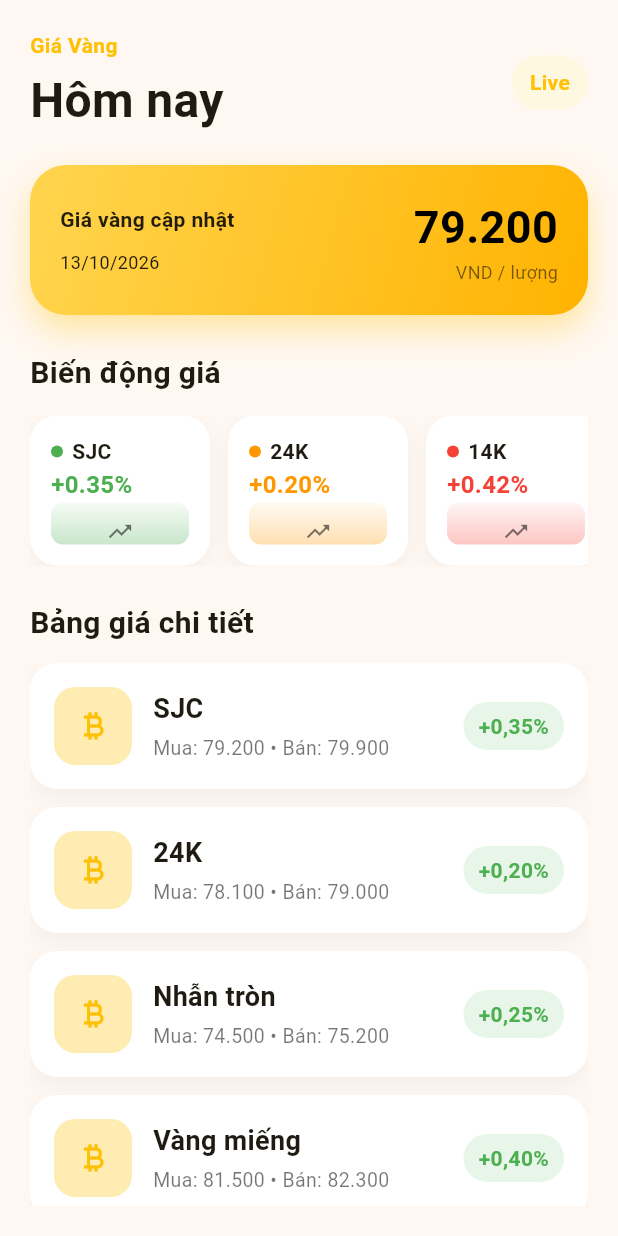
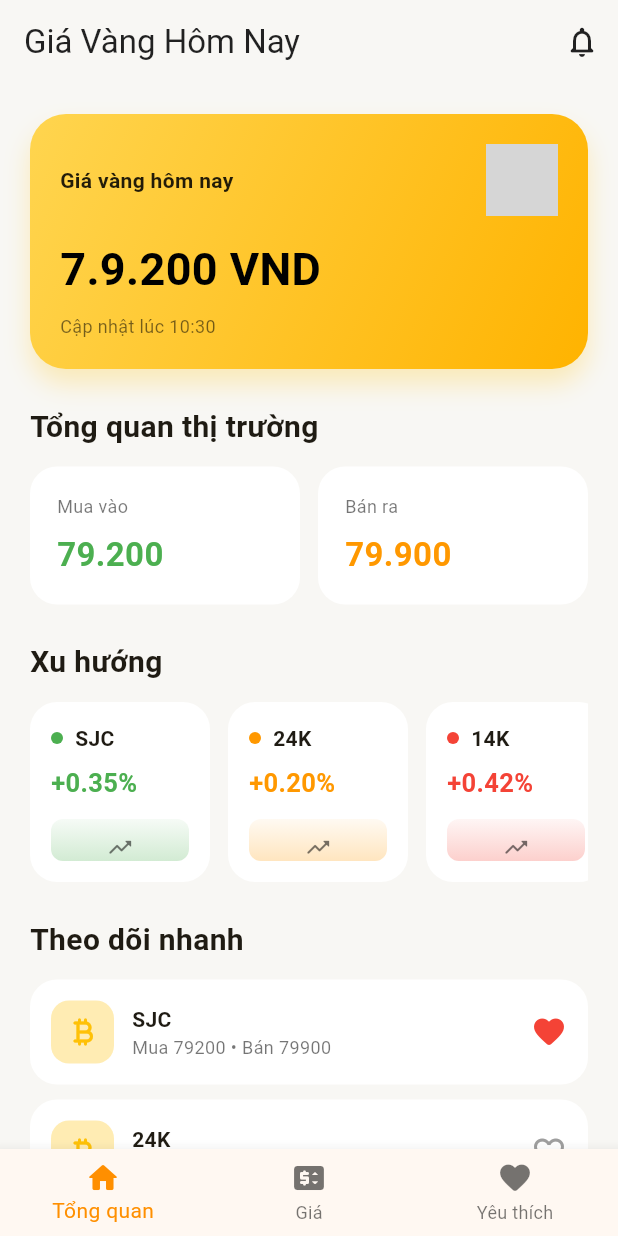
Before and after one commit to Thanhnguyen-999/giavanghomnay, a Flutter app: the screen it shows after launch, on a phone screen of 412 x 824 dp. Run offline on Flutter 3.47's test engine with Material 3 defaults, Android fonts, the phone set to English and light mode, and no system bars; statements that could not run were skipped; grey boxes are pictures that could not be loaded.

Commit message:
Upgrade the gold app into a fuller mobile app with overview, price and favorites screens

```diff
--- a/lib/main.dart
+++ b/lib/main.dart
@@ -14,14 +14,15 @@ class GoldPriceApp extends StatelessWidget {
       title: 'Giá Vàng Hôm Nay',
       theme: ThemeData(
         useMaterial3: true,
+        scaffoldBackgroundColor: const Color(0xFFF8F7F4),
         colorScheme: ColorScheme.fromSeed(
           seedColor: Colors.amber,
           brightness: Brightness.light,
         ),
         appBarTheme: const AppBarTheme(
           backgroundColor: Colors.transparent,
+          foregroundColor: Colors.black87,
           elevation: 0,
-          foregroundColor: Colors.black87,
         ),
       ),
       home: const GoldHomePage(),
@@ -29,68 +30,89 @@ class GoldPriceApp extends StatelessWidget {
   }
 }
 
-class GoldHomePage extends StatelessWidget {
+class GoldHomePage extends StatefulWidget {
   const GoldHomePage({super.key});
 
   @override
-  Widget build(BuildContext context) {
-    final today = DateTime.now();
-    final items = [
-      GoldItem(name: 'SJC', buy: '79.200', sell: '79.900', trend: '+0,35%'),
-      GoldItem(name: '24K', buy: '78.100', sell: '79.000', trend: '+0,20%'),
-      GoldItem(name: 'Nhẫn tròn', buy: '74.500', sell: '75.200', trend: '+0,25%'),
-      GoldItem(name: 'Vàng miếng', buy: '81.500', sell: '82.300', trend: '+0,40%'),
+  State<GoldHomePage> createState() => _GoldHomePageState();
+}
+
+class _GoldHomePageState extends State<GoldHomePage> {
+  final List<GoldItem> _items = [
+    GoldItem(id: 1, name: 'SJC', buy: 79200, sell: 79900, trend: 0.35, unit: 'lượng'),
+    GoldItem(id: 2, name: '24K', buy: 78100, sell: 79000, trend: 0.2, unit: 'lượng'),
+    GoldItem(id: 3, name: '14K', buy: 67200, sell: 68150, trend: 0.42, unit: 'lượng'),
+    GoldItem(id: 4, name: 'Nhẫn tròn', buy: 74500, sell: 75200, trend: 0.18, unit: 'chỉ'),
+    GoldItem(id: 5, name: 'Vàng miếng', buy: 81500, sell: 82300, trend: 0.4, unit: 'miếng'),
+    GoldItem(id: 6, name: 'Vàng nữ trang', buy: 77500, sell: 78350, trend: 0.28, unit: 'lượng'),
   ];
 
+  final Set<int> _favoriteIds = {1, 5};
+  int _selectedIndex = 0;
+
+  void _toggleFavorite(int id) {
+    setState(() {
+      if (_favoriteIds.contains(id)) {
+        _favoriteIds.remove(id);
+      } else {
+        _favoriteIds.add(id);
+      }
+    });
+  }
+
+  List<GoldItem> get _favoriteItems =>
+      _items.where((item) => _favoriteIds.contains(item.id)).toList();
+
+  @override
+  Widget build(BuildContext context) {
+    final Widget body = switch (_selectedIndex) {
+      0 => _buildOverviewTab(),
+      1 => _buildPriceTab(),
+      2 => _buildFavoriteTab(),
+      _ => _buildOverviewTab(),
+    };
+
     return Scaffold(
-      body: SafeArea(
-        child: Padding(
+      appBar: AppBar(
+        title: const Text('Giá Vàng Hôm Nay'),
+        actions: [
+          IconButton(
+            onPressed: () {},
+            icon: const Icon(Icons.notifications_none_rounded),
+          ),
+        ],
+      ),
+      body: body,
+      bottomNavigationBar: BottomNavigationBar(
+        currentIndex: _selectedIndex,
+        onTap: (index) => setState(() => _selectedIndex = index),
+        selectedItemColor: Colors.amber.shade800,
+        items: const [
+          BottomNavigationBarItem(
+            icon: Icon(Icons.home_rounded),
+            label: 'Tổng quan',
+          ),
+          BottomNavigationBarItem(
+            icon: Icon(Icons.price_change_rounded),
+            label: 'Giá',
+          ),
+          BottomNavigationBarItem(
+            icon: Icon(Icons.favorite_rounded),
+            label: 'Yêu thích',
+          ),
+        ],
+      ),
+    );
+  }
+
+  Widget _buildOverviewTab() {
+    final firstItem = _items.first;
+
+    return SingleChildScrollView(
       padding: const EdgeInsets.all(20),
       child: Column(
         crossAxisAlignment: CrossAxisAlignment.start,
         children: [
-              Row(
-                mainAxisAlignment: MainAxisAlignment.spaceBetween,
-                children: [
-                  Column(
-                    crossAxisAlignment: CrossAxisAlignment.start,
-                    children: [
-                      const Text(
-                        'Giá Vàng',
-                        style: TextStyle(
-                          fontSize: 14,
-                          color: Colors.amber,
-                          fontWeight: FontWeight.w600,
-                        ),
-                      ),
-                      const SizedBox(height: 4),
-                      const Text(
-                        'Hôm nay',
-                        style: TextStyle(
-                          fontSize: 32,
-                          fontWeight: FontWeight.bold,
-                        ),
-                      ),
-                    ],
-                  ),
-                  Container(
-                    padding: const EdgeInsets.symmetric(horizontal: 12, vertical: 8),
-                    decoration: BoxDecoration(
-                      color: Colors.amber.shade50,
-                      borderRadius: BorderRadius.circular(999),
-                    ),
-                    child: const Text(
-                      'Live',
-                      style: TextStyle(
-                        color: Colors.amber,
-                        fontWeight: FontWeight.bold,
-                      ),
-                    ),
-                  ),
-                ],
-              ),
-              const SizedBox(height: 20),
-
           Container(
             width: double.infinity,
             padding: const EdgeInsets.all(20),
@@ -103,105 +125,185 @@ class GoldHomePage extends StatelessWidget {
               borderRadius: BorderRadius.circular(24),
               boxShadow: [
                 BoxShadow(
-                      color: Colors.amber.withOpacity(0.35),
-                      blurRadius: 18,
+                  color: Colors.amber.withOpacity(0.25),
+                  blurRadius: 14,
                   offset: const Offset(0, 10),
                 ),
               ],
             ),
-                child: Row(
+            child: Column(
+              crossAxisAlignment: CrossAxisAlignment.start,
+              children: [
+                Row(
                   mainAxisAlignment: MainAxisAlignment.spaceBetween,
                   children: [
-                    Column(
-                      crossAxisAlignment: CrossAxisAlignment.start,
-                      children: [
                     const Text(
-                          'Giá vàng cập nhật',
+                      'Giá vàng hôm nay',
                       style: TextStyle(
                         color: Colors.black87,
+                        fontWeight: FontWeight.w600,
                         fontSize: 14,
-                            fontWeight: FontWeight.w600,
                       ),
                     ),
-                        const SizedBox(height: 10),
-                        Text(
-                          '${today.day}/${today.month}/${today.year}',
-                          style: const TextStyle(
+                    Container(
+                      padding: const EdgeInsets.symmetric(horizontal: 12, vertical: 6),
+                      decoration: BoxDecoration(
+                        color: Colors.white.withOpacity(0.35),
+                        borderRadius: BorderRadius.circular(999),
+                      ),
+                      const Text(
+                        'Live',
+                        style: TextStyle(
                           color: Colors.black87,
-                            fontSize: 12,
+                          fontWeight: FontWeight.bold,
+                        ),
                       ),
                     ),
                   ],
                 ),
-                    const Column(
-                      crossAxisAlignment: CrossAxisAlignment.end,
-                      children: [
+                const SizedBox(height: 14),
                 Text(
-                          '79.200',
-                          style: TextStyle(
-                            color: Colors.black,
+                  '${firstItem.buy.toString().replaceAllMapped(RegExp(r'(.)(?=(.*\d{3})+(?!\d))'), (match) => '${match[1]}.')} VND',
+                  style: const TextStyle(
                     fontSize: 30,
                     fontWeight: FontWeight.bold,
+                    color: Colors.black,
                   ),
                 ),
+                const SizedBox(height: 8),
                 Text(
-                          'VND / lượng',
-                          style: TextStyle(
+                  'Cập nhật lúc ${DateTime.now().hour}:${DateTime.now().minute.toString().padLeft(2, '0')}',
+                  style: const TextStyle(
                     color: Colors.black54,
                     fontSize: 12,
                   ),
                 ),
               ],
             ),
+          ),
+          const SizedBox(height: 24),
+          const Text(
+            'Tổng quan thị trường',
+            style: TextStyle(fontSize: 20, fontWeight: FontWeight.bold),
+          ),
+          const SizedBox(height: 12),
+          Row(
+            children: [
+              Expanded(
+                child: _MarketStatCard(
+                  title: 'Mua vào',
+                  value: '79.200',
+                  color: Colors.green,
+                ),
+              ),
+              const SizedBox(width: 12),
+              Expanded(
+                child: _MarketStatCard(
+                  title: 'Bán ra',
+                  value: '79.900',
+                  color: Colors.orange,
+                ),
+              ),
+            ],
+          ),
+          const SizedBox(height: 24),
+          const Text(
+            'Xu hướng',
+            style: TextStyle(fontSize: 20, fontWeight: FontWeight.bold),
+          ),
+          const SizedBox(height: 12),
+          SizedBox(
+            height: 120,
+            child: ListView(
+              scrollDirection: Axis.horizontal,
+              children: [
+                _TrendCard(label: 'SJC', value: '+0.35%', color: Colors.green),
+                _TrendCard(label: '24K', value: '+0.20%', color: Colors.orange),
+                _TrendCard(label: '14K', value: '+0.42%', color: Colors.red),
+                _TrendCard(label: 'Nhẫn', value: '+0.18%', color: Colors.blue),
               ],
             ),
           ),
-
           const SizedBox(height: 24),
-
           const Text(
-                'Biến động giá',
+            'Theo dõi nhanh',
             style: TextStyle(fontSize: 20, fontWeight: FontWeight.bold),
           ),
-              const SizedBox(height: 14),
+          const SizedBox(height: 12),
+          ListView.separated(
+            shrinkWrap: true,
+            physics: const NeverScrollableScrollPhysics(),
+            itemCount: _items.take(3).length,
+            separatorBuilder: (_, __) => const SizedBox(height: 10),
+            itemBuilder: (context, index) {
+              final item = _items[index];
+              final isFavorite = _favoriteIds.contains(item.id);
 
-              SizedBox(
-                height: 100,
-                child: ListView(
-                  scrollDirection: Axis.horizontal,
-                  children: const [
-                    MiniChart(label: 'SJC', value: '+0.35%', color: Colors.green),
-                    MiniChart(label: '24K', value: '+0.20%', color: Colors.orange),
-                    MiniChart(label: '14K', value: '+0.42%', color: Colors.red),
-                    MiniChart(label: 'Nhẫn', value: '+0.18%', color: Colors.blue),
+              return Container(
+                padding: const EdgeInsets.all(14),
+                decoration: BoxDecoration(
+                  color: Colors.white,
+                  borderRadius: BorderRadius.circular(18),
+                ),
+                child: Row(
+                  children: [
+                    Container(
+                      width: 42,
+                      height: 42,
+                      decoration: BoxDecoration(
+                        color: Colors.amber.shade100,
+                        borderRadius: BorderRadius.circular(12),
+                      ),
+                      child: const Icon(Icons.currency_bitcoin_rounded, color: Colors.amber),
+                    ),
+                    const SizedBox(width: 12),
+                    Expanded(
+                      child: Column(
+                        crossAxisAlignment: CrossAxisAlignment.start,
+                        children: [
+                          Text(item.name, style: const TextStyle(fontWeight: FontWeight.bold)),
+                          Text(
+                            'Mua ${item.buy} • Bán ${item.sell}',
+                            style: const TextStyle(fontSize: 12, color: Colors.black54),
+                          ),
                         ],
                       ),
                     ),
+                    GestureDetector(
+                      onTap: () => _toggleFavorite(item.id),
+                      child: Icon(
+                        isFavorite ? Icons.favorite_rounded : Icons.favorite_border_rounded,
+                        color: isFavorite ? Colors.red : Colors.grey,
+                      ),
+                    ),
+                  ],
+                ),
+              );
+            },
+          ),
+        ],
+      ),
+    );
+  }
 
-              const SizedBox(height: 24),
+  Widget _buildPriceTab() {
+    return ListView.separated(
+      padding: const EdgeInsets.all(16),
+      itemCount: _items.length,
+      separatorBuilder: (_, __) => const SizedBox(height: 12),
+      itemBuilder: (context, index) {
+        final item = _items[index];
+        final isFavorite = _favoriteIds.contains(item.id);
 
-              const Text(
-                'Bảng giá chi tiết',
-                style: TextStyle(fontSize: 20, fontWeight: FontWeight.bold),
-              ),
-              const SizedBox(height: 12),
-
-              Expanded(
-                child: ListView.builder(
-                  itemCount: items.length,
-                  itemBuilder: (context, index) {
-                    final item = items[index];
-                    return Padding(
-                      padding: const EdgeInsets.only(bottom: 12),
-                      child: Container(
+        return Container(
           padding: const EdgeInsets.all(16),
           decoration: BoxDecoration(
             color: Colors.white,
             borderRadius: BorderRadius.circular(18),
             boxShadow: [
               BoxShadow(
-                              color: Colors.black.withOpacity(0.04),
-                              blurRadius: 12,
+                color: Colors.black.withOpacity(0.03),
+                blurRadius: 10,
                 offset: const Offset(0, 6),
               ),
             ],
@@ -212,13 +314,10 @@ class GoldHomePage extends StatelessWidget {
                 width: 52,
                 height: 52,
                 decoration: BoxDecoration(
-                                color: Colors.amber.shade100,
+                  color: Colors.amber.shade50,
                   borderRadius: BorderRadius.circular(14),
                 ),
-                              child: const Icon(
-                                Icons.currency_bitcoin,
-                                color: Colors.amber,
-                              ),
+                child: const Icon(Icons.monetization_on_rounded, color: Colors.amber),
               ),
               const SizedBox(width: 14),
               Expanded(
@@ -227,61 +326,151 @@ class GoldHomePage extends StatelessWidget {
                   children: [
                     Text(
                       item.name,
-                                    style: const TextStyle(
-                                      fontSize: 18,
+                      style: const TextStyle(fontSize: 17, fontWeight: FontWeight.bold),
+                    ),
+                    const SizedBox(height: 4),
+                    Text(
+                      'Mua ${item.buy.toString()} • Bán ${item.sell.toString()}',
+                      style: const TextStyle(fontSize: 12, color: Colors.black54),
+                    ),
+                  ],
+                ),
+              ),
+              Column(
+                crossAxisAlignment: CrossAxisAlignment.end,
+                children: [
+                  Text(
+                    '${item.trend > 0 ? '+' : ''}${item.trend.toStringAsFixed(2)}%',
+                    style: TextStyle(
+                      color: item.trend >= 0 ? Colors.green : Colors.red,
                       fontWeight: FontWeight.bold,
                     ),
                   ),
-                                  const SizedBox(height: 4),
-                                  Text(
-                                    'Mua: ${item.buy} • Bán: ${item.sell}',
-                                    style: const TextStyle(
-                                      color: Colors.black54,
-                                      fontSize: 13,
+                  const SizedBox(height: 8),
+                  IconButton(
+                    visualDensity: VisualDensity.compact,
+                    onPressed: () => _toggleFavorite(item.id),
+                    icon: Icon(
+                      isFavorite ? Icons.favorite_rounded : Icons.favorite_border_rounded,
+                      color: isFavorite ? Colors.red : Colors.grey,
                     ),
                   ),
                 ],
               ),
+            ],
           ),
+        );
+      },
+    );
+  }
+
+  Widget _buildFavoriteTab() {
+    if (_favoriteItems.isEmpty) {
+      return Center(
+        child: Column(
+          mainAxisAlignment: MainAxisAlignment.center,
+          children: const [
+            Icon(Icons.favorite_border_rounded, size: 52, color: Colors.grey),
+            SizedBox(height: 14),
+            Text('Chưa có mặt hàng yêu thích nào'),
+          ],
+        ),
+      );
+    }
+
+    return ListView.separated(
+      padding: const EdgeInsets.all(16),
+      itemCount: _favoriteItems.length,
+      separatorBuilder: (_, __) => const SizedBox(height: 12),
+      itemBuilder: (context, index) {
+        final item = _favoriteItems[index];
+        return Container(
+          padding: const EdgeInsets.all(16),
+          decoration: BoxDecoration(
+            color: Colors.white,
+            borderRadius: BorderRadius.circular(18),
+          ),
+          child: Row(
+            children: [
               Container(
-                              padding: const EdgeInsets.symmetric(
-                                horizontal: 10,
-                                vertical: 6,
+                width: 48,
+                height: 48,
+                decoration: BoxDecoration(
+                  color: Colors.amber.shade100,
+                  borderRadius: BorderRadius.circular(12),
                 ),
-                              decoration: BoxDecoration(
-                                color: Colors.green.shade50,
-                                borderRadius: BorderRadius.circular(999),
+                child: const Icon(Icons.star_rounded, color: Colors.amber),
               ),
-                              child: Text(
-                                item.trend,
-                                style: const TextStyle(
-                                  color: Colors.green,
-                                  fontWeight: FontWeight.bold,
-                                ),
-                              ),
+              const SizedBox(width: 14),
+              Expanded(
+                child: Column(
+                  crossAxisAlignment: CrossAxisAlignment.start,
+                  children: [
+                    Text(item.name, style: const TextStyle(fontWeight: FontWeight.bold)),
+                    const SizedBox(height: 4),
+                    Text(
+                      'Mua ${item.buy} • Bán ${item.sell}',
+                      style: const TextStyle(fontSize: 12, color: Colors.black54),
                     ),
                   ],
                 ),
               ),
+              IconButton(
+                onPressed: () => _toggleFavorite(item.id),
+                icon: const Icon(Icons.remove_circle_outline_rounded, color: Colors.red),
+              ),
+            ],
+          ),
         );
       },
+    );
+  }
+}
+
+class _MarketStatCard extends StatelessWidget {
+  final String title;
+  final String value;
+  final Color color;
+
+  const _MarketStatCard({
+    required this.title,
+    required this.value,
+    required this.color,
+  });
+
+  @override
+  Widget build(BuildContext context) {
+    return Container(
+      padding: const EdgeInsets.all(18),
+      decoration: BoxDecoration(
+        color: Colors.white,
+        borderRadius: BorderRadius.circular(18),
+      ),
+      child: Column(
+        crossAxisAlignment: CrossAxisAlignment.start,
+        children: [
+          Text(title, style: const TextStyle(fontSize: 12, color: Colors.black54)),
+          const SizedBox(height: 8),
+          Text(
+            value,
+            style: TextStyle(
+              color: color,
+              fontSize: 22,
+              fontWeight: FontWeight.bold,
             ),
           ),
         ],
-          ),
-        ),
       ),
     );
   }
 }
 
-class MiniChart extends StatelessWidget {
+class _TrendCard extends StatelessWidget {
   final String label;
   final String value;
   final Color color;
 
-  const MiniChart({
-    super.key,
+  const _TrendCard({
     required this.label,
     required this.value,
     required this.color,
@@ -296,17 +485,9 @@ class MiniChart extends StatelessWidget {
       decoration: BoxDecoration(
         color: Colors.white,
         borderRadius: BorderRadius.circular(18),
-        boxShadow: [
-          BoxShadow(
-            color: Colors.black.withOpacity(0.04),
-            blurRadius: 10,
-            offset: const Offset(0, 4),
-          ),
-        ],
       ),
       child: Column(
         crossAxisAlignment: CrossAxisAlignment.start,
-        mainAxisAlignment: MainAxisAlignment.spaceBetween,
         children: [
           Row(
             children: [
@@ -318,27 +499,26 @@ class MiniChart extends StatelessWidget {
                   borderRadius: BorderRadius.circular(999),
                 ),
               ),
-              const SizedBox(width: 6),
-              Text(
-                label,
-                style: const TextStyle(fontWeight: FontWeight.w600),
-              ),
+              const SizedBox(width: 8),
+              Text(label, style: const TextStyle(fontWeight: FontWeight.w600)),
             ],
           ),
+          const Spacer(),
           Text(
             value,
             style: TextStyle(
               color: color,
-              fontSize: 16,
               fontWeight: FontWeight.bold,
+              fontSize: 17,
             ),
           ),
+          const SizedBox(height: 12),
           Container(
             height: 28,
             width: double.infinity,
             decoration: BoxDecoration(
               gradient: LinearGradient(
-                colors: [color.withOpacity(0.30), color.withOpacity(0.05)],
+                colors: [color.withOpacity(0.25), color.withOpacity(0.05)],
                 begin: Alignment.bottomCenter,
                 end: Alignment.topCenter,
               ),
@@ -346,7 +526,7 @@ class MiniChart extends StatelessWidget {
             ),
             child: const Align(
               alignment: Alignment.bottomCenter,
-              child: Icon(Icons.trending_up, size: 18, color: Colors.black54),
+              child: Icon(Icons.trending_up_rounded, size: 18, color: Colors.black54),
             ),
           ),
         ],
@@ -356,15 +536,19 @@ class MiniChart extends StatelessWidget {
 }
 
 class GoldItem {
+  final int id;
   final String name;
-  final String buy;
-  final String sell;
-  final String trend;
+  final int buy;
+  final int sell;
+  final double trend;
+  final String unit;
 
   GoldItem({
+    required this.id,
     required this.name,
     required this.buy,
     required this.sell,
     required this.trend,
+    required this.unit,
   });
 }
```
Also changed, not shown: 2 other files. Lines whose indentation alone changed are shown as unchanged.
